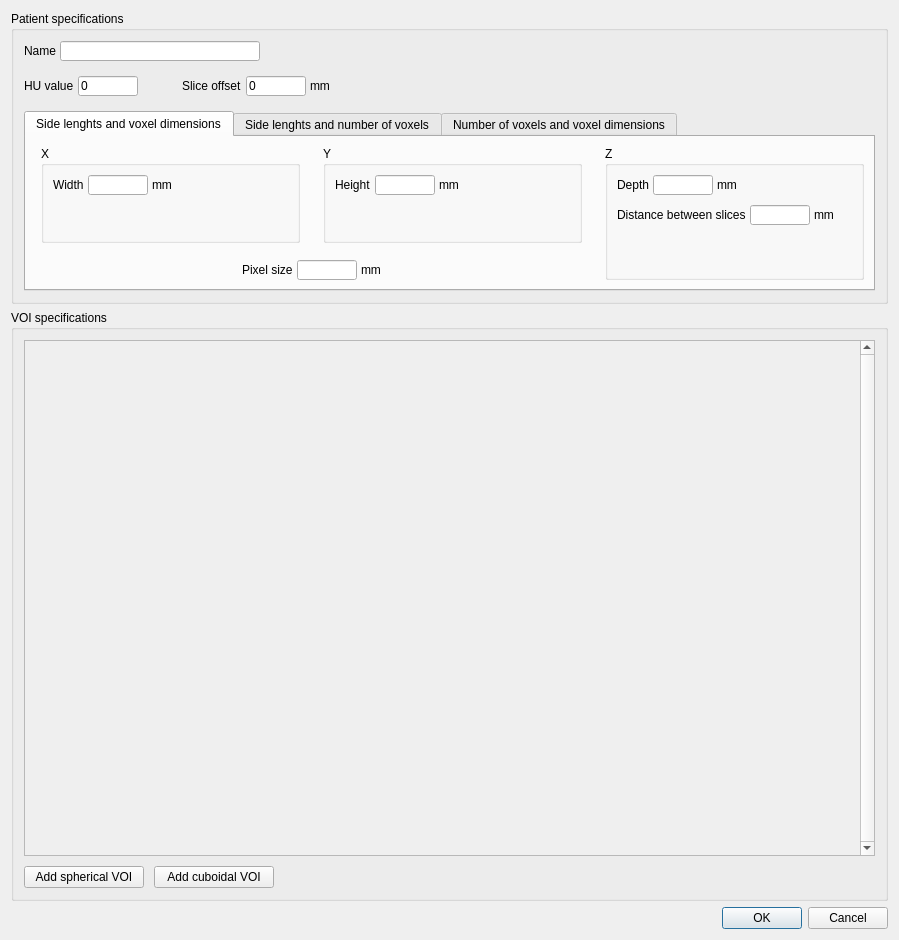
This is pytripgui/view/empty_patient.ui in pytrip/pytripgui as Qt 5 draws it before an edit. The edited form follows.
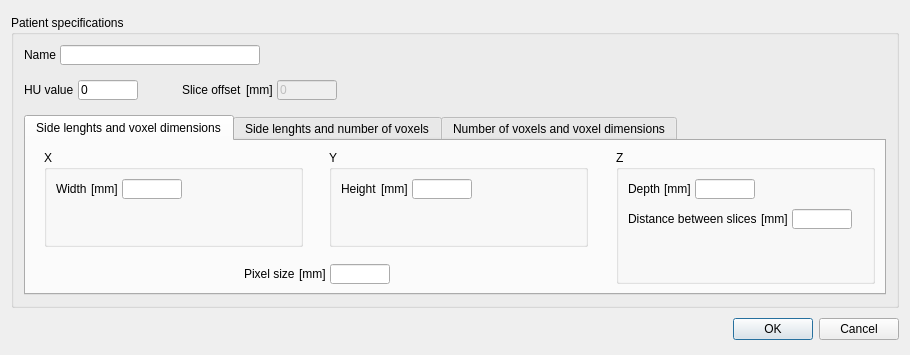
This is the edited form.

Commit message: Removed the functionality of adding VOIs in the interface responsible for adding an empty patient (it will be made into its own issue and interface). Reverted some unnecessary changes from previous commits, like the accidental removal of ListWidget.

Patch:
```diff
--- a/pytripgui/view/empty_patient.ui
+++ b/pytripgui/view/empty_patient.ui
@@ -6,8 +6,8 @@
    <rect>
     <x>0</x>
     <y>0</y>
-    <width>899</width>
-    <height>940</height>
+    <width>910</width>
+    <height>355</height>
    </rect>
   </property>
   <property name="sizePolicy">
@@ -204,31 +204,6 @@
           </property>
          </widget>
         </item>
-        <item>
-         <widget class="QLineEdit" name="sliceOffset_lineEdit">
-          <property name="sizePolicy">
-           <sizepolicy hsizetype="Fixed" vsizetype="Fixed">
-            <horstretch>0</horstretch>
-            <verstretch>0</verstretch>
-           </sizepolicy>
-          </property>
-          <property name="maximumSize">
-           <size>
-            <width>60</width>
-            <height>20</height>
-           </size>
-          </property>
-          <property name="toolTip">
-           <string/>
-          </property>
-          <property name="text">
-           <string>0</string>
-          </property>
-          <property name="placeholderText">
-           <string notr="true">0</string>
-          </property>
-         </widget>
-        </item>
         <item>
          <widget class="QLabel" name="label_30">
           <property name="maximumSize">
@@ -238,7 +213,35 @@
            </size>
           </property>
           <property name="text">
-           <string>mm</string>
+           <string>[mm]</string>
+          </property>
+         </widget>
+        </item>
+        <item>
+         <widget class="QLineEdit" name="sliceOffset_lineEdit">
+          <property name="enabled">
+           <bool>false</bool>
+          </property>
+          <property name="sizePolicy">
+           <sizepolicy hsizetype="Fixed" vsizetype="Fixed">
+            <horstretch>0</horstretch>
+            <verstretch>0</verstretch>
+           </sizepolicy>
+          </property>
+          <property name="maximumSize">
+           <size>
+            <width>60</width>
+            <height>20</height>
+           </size>
+          </property>
+          <property name="toolTip">
+           <string/>
+          </property>
+          <property name="text">
+           <string>0</string>
+          </property>
+          <property name="placeholderText">
+           <string notr="true">0</string>
           </property>
          </widget>
         </item>
@@ -336,6 +339,19 @@
                        </property>
                       </widget>
                      </item>
+                     <item>
+                      <widget class="QLabel" name="label_31">
+                       <property name="maximumSize">
+                        <size>
+                         <width>16777215</width>
+                         <height>20</height>
+                        </size>
+                       </property>
+                       <property name="text">
+                        <string>[mm]</string>
+                       </property>
+                      </widget>
+                     </item>
                      <item>
                       <widget class="QLineEdit" name="width_lineEdit_1">
                        <property name="sizePolicy">
@@ -358,19 +374,6 @@
                        </property>
                       </widget>
                      </item>
-                     <item>
-                      <widget class="QLabel" name="label_46">
-                       <property name="maximumSize">
-                        <size>
-                         <width>16777215</width>
-                         <height>20</height>
-                        </size>
-                       </property>
-                       <property name="text">
-                        <string>mm</string>
-                       </property>
-                      </widget>
-                     </item>
                      <item>
                       <spacer name="horizontalSpacer_8">
                        <property name="orientation">
@@ -460,6 +463,19 @@
                        </property>
                       </widget>
                      </item>
+                     <item>
+                      <widget class="QLabel" name="label_33">
+                       <property name="maximumSize">
+                        <size>
+                         <width>16777215</width>
+                         <height>20</height>
+                        </size>
+                       </property>
+                       <property name="text">
+                        <string>[mm]</string>
+                       </property>
+                      </widget>
+                     </item>
                      <item>
                       <widget class="QLineEdit" name="height_lineEdit_1">
                        <property name="sizePolicy">
@@ -482,19 +498,6 @@
                        </property>
                       </widget>
                      </item>
-                     <item>
-                      <widget class="QLabel" name="label_54">
-                       <property name="maximumSize">
-                        <size>
-                         <width>16777215</width>
-                         <height>20</height>
-                        </size>
-                       </property>
-                       <property name="text">
-                        <string>mm</string>
-                       </property>
-                      </widget>
-                     </item>
                      <item>
                       <spacer name="horizontalSpacer_17">
                        <property name="orientation">
@@ -587,6 +590,19 @@
                   </property>
                  </widget>
                 </item>
+                <item>
+                 <widget class="QLabel" name="label_39">
+                  <property name="maximumSize">
+                   <size>
+                    <width>16777215</width>
+                    <height>20</height>
+                   </size>
+                  </property>
+                  <property name="text">
+                   <string>[mm]</string>
+                  </property>
+                 </widget>
+                </item>
                 <item>
                  <widget class="QLineEdit" name="pixelSize_lineEdit_1">
                   <property name="sizePolicy">
@@ -612,25 +628,6 @@
                   </property>
                  </widget>
                 </item>
-                <item>
-                 <widget class="QLabel" name="label_37">
-                  <property name="sizePolicy">
-                   <sizepolicy hsizetype="Preferred" vsizetype="Fixed">
-                    <horstretch>0</horstretch>
-                    <verstretch>0</verstretch>
-                   </sizepolicy>
-                  </property>
-                  <property name="maximumSize">
-                   <size>
-                    <width>16777215</width>
-                    <height>20</height>
-                   </size>
-                  </property>
-                  <property name="text">
-                   <string>mm</string>
-                  </property>
-                 </widget>
-                </item>
                 <item>
                  <spacer name="horizontalSpacer_25">
                   <property name="orientation">
@@ -703,6 +700,19 @@
                    </property>
                   </widget>
                  </item>
+                 <item>
+                  <widget class="QLabel" name="label_35">
+                   <property name="maximumSize">
+                    <size>
+                     <width>16777215</width>
+                     <height>20</height>
+                    </size>
+                   </property>
+                   <property name="text">
+                    <string>[mm]</string>
+                   </property>
+                  </widget>
+                 </item>
                  <item>
                   <widget class="QLineEdit" name="depth_lineEdit_1">
                    <property name="sizePolicy">
@@ -725,19 +735,6 @@
                    </property>
                   </widget>
                  </item>
-                 <item>
-                  <widget class="QLabel" name="label_62">
-                   <property name="maximumSize">
-                    <size>
-                     <width>16777215</width>
-                     <height>20</height>
-                    </size>
-                   </property>
-                   <property name="text">
-                    <string>mm</string>
-                   </property>
-                  </widget>
-                 </item>
                  <item>
                   <spacer name="horizontalSpacer_18">
                    <property name="orientation">
@@ -777,6 +774,19 @@
                    </property>
                   </widget>
                  </item>
+                 <item>
+                  <widget class="QLabel" name="label_38">
+                   <property name="maximumSize">
+                    <size>
+                     <width>16777215</width>
+                     <height>20</height>
+                    </size>
+                   </property>
+                   <property name="text">
+                    <string>[mm]</string>
+                   </property>
+                  </widget>
+                 </item>
                  <item>
                   <widget class="QLineEdit" name="sliceDistance_lineEdit_1">
                    <property name="sizePolicy">
@@ -799,19 +809,6 @@
                    </property>
                   </widget>
                  </item>
-                 <item>
-                  <widget class="QLabel" name="slicesUnit_label_4">
-                   <property name="maximumSize">
-                    <size>
-                     <width>16777215</width>
-                     <height>20</height>
-                    </size>
-                   </property>
-                   <property name="text">
-                    <string>mm</string>
-                   </property>
-                  </widget>
-                 </item>
                  <item>
                   <spacer name="horizontalSpacer_24">
                    <property name="orientation">
@@ -902,6 +899,19 @@
                    </property>
                   </widget>
                  </item>
+                 <item>
+                  <widget class="QLabel" name="label_37">
+                   <property name="maximumSize">
+                    <size>
+                     <width>16777215</width>
+                     <height>20</height>
+                    </size>
+                   </property>
+                   <property name="text">
+                    <string>[mm]</string>
+                   </property>
+                  </widget>
+                 </item>
                  <item>
                   <widget class="QLineEdit" name="width_lineEdit_2">
                    <property name="sizePolicy">
@@ -1969,132 +1979,6 @@
      </layout>
     </widget>
    </item>
-   <item>
-    <widget class="QGroupBox" name="specifications_groupBox_2">
-     <property name="sizePolicy">
-      <sizepolicy hsizetype="Expanding" vsizetype="Expanding">
-       <horstretch>0</horstretch>
-       <verstretch>0</verstretch>
-      </sizepolicy>
-     </property>
-     <property name="title">
-      <string>VOI specifications</string>
-     </property>
-     <layout class="QVBoxLayout" name="verticalLayout_7">
-      <property name="spacing">
-       <number>10</number>
-      </property>
-      <property name="leftMargin">
-       <number>10</number>
-      </property>
-      <property name="topMargin">
-       <number>10</number>
-      </property>
-      <property name="rightMargin">
-       <number>10</number>
-      </property>
-      <property name="bottomMargin">
-       <number>10</number>
-      </property>
-      <item>
-       <widget class="QScrollArea" name="voi_scrollArea">
-        <property name="verticalScrollBarPolicy">
-         <enum>Qt::ScrollBarAlwaysOn</enum>
-        </property>
-        <property name="horizontalScrollBarPolicy">
-         <enum>Qt::ScrollBarAlwaysOff</enum>
-        </property>
-        <property name="widgetResizable">
-         <bool>true</bool>
-        </property>
-        <widget class="QWidget" name="scrollAreaWidgetContents">
-         <property name="geometry">
-          <rect>
-           <x>0</x>
-           <y>0</y>
-           <width>832</width>
-           <height>504</height>
-          </rect>
-         </property>
-         <layout class="QVBoxLayout" name="verticalLayout_6">
-          <property name="spacing">
-           <number>11</number>
-          </property>
-          <property name="sizeConstraint">
-           <enum>QLayout::SetDefaultConstraint</enum>
-          </property>
-          <property name="bottomMargin">
-           <number>11</number>
-          </property>
-          <item>
-           <spacer name="verticalSpacer_10">
-            <property name="orientation">
-             <enum>Qt::Vertical</enum>
-            </property>
-            <property name="sizeHint" stdset="0">
-             <size>
-              <width>20</width>
-              <height>40</height>
-             </size>
-            </property>
-           </spacer>
-          </item>
-         </layout>
-        </widget>
-       </widget>
-      </item>
-      <item>
-       <layout class="QHBoxLayout" name="horizontalLayout">
-        <item>
-         <widget class="QPushButton" name="addSphericalVOI_pushButton">
-          <property name="sizePolicy">
-           <sizepolicy hsizetype="Minimum" vsizetype="Fixed">
-            <horstretch>0</horstretch>
-            <verstretch>0</verstretch>
-           </sizepolicy>
-          </property>
-          <property name="minimumSize">
-           <size>
-            <width>120</width>
-            <height>0</height>
-           </size>
-          </property>
-          <property name="text">
-           <string>Add spherical VOI</string>
-          </property>
-         </widget>
-        </item>
-        <item>
-         <widget class="QPushButton" name="addCuboidalVOI_pushButton">
-          <property name="minimumSize">
-           <size>
-            <width>120</width>
-            <height>0</height>
-           </size>
-          </property>
-          <property name="text">
-           <string>Add cuboidal VOI</string>
-          </property>
-         </widget>
-        </item>
-        <item>
-         <spacer name="horizontalSpacer_2">
-          <property name="orientation">
-           <enum>Qt::Horizontal</enum>
-          </property>
-          <property name="sizeHint" stdset="0">
-           <size>
-            <width>0</width>
-            <height>20</height>
-           </size>
-          </property>
-         </spacer>
-        </item>
-       </layout>
-      </item>
-     </layout>
-    </widget>
-   </item>
    <item>
     <widget class="QDialogButtonBox" name="accept_buttonBox">
      <property name="orientation">
```
Left out of the diff: 123 changed lines with no effect on the pictures. The commit also changes 5 other files.
